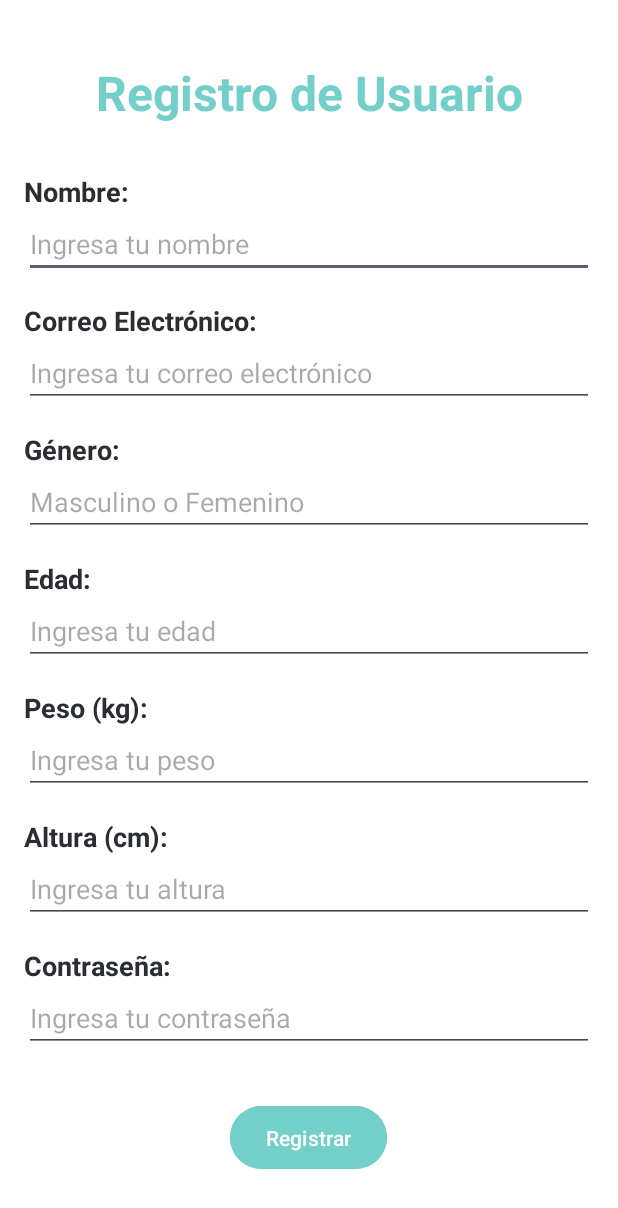
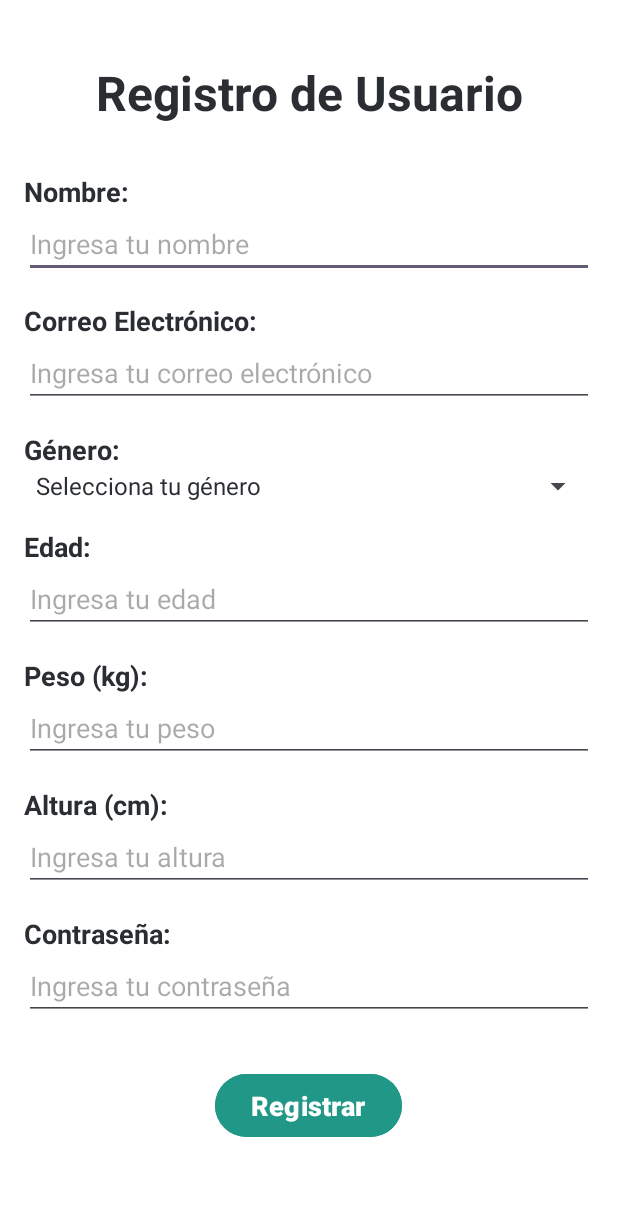
Before and after one commit to JuanJimenezIY/Tesis-Sensor_GPT-Android, an Android app: the RegistroActivity screen opened directly, with no data from a screen before it, on a phone screen of 412 x 824 dp. Shown: the top 1208 px of the screen. Run offline under Robolectric (Android 15) with nearby library versions, the light colour scheme and no system bars; our stand-ins replace Firebase (no records; nobody signed in at launch, a user with empty details on screens opened directly); libraries missing offline, so code that uses them is left out: at.favre.lib; Roboto replaces fonts that are not available here.

Commit message:
fix cambios visuales

```diff
--- a/EcuaFitTaller/app/src/main/java/com/jimenez/ecuafit/ui/activities/AguaActivity.kt
+++ b/EcuaFitTaller/app/src/main/java/com/jimenez/ecuafit/ui/activities/AguaActivity.kt
@@ -79,6 +79,10 @@ class AguaActivity : AppCompatActivity() {
 
         binding.openAI.visibility = View.INVISIBLE
         binding.generar.setOnClickListener {
+
+            if(binding.chatGPT.text!=null){
+                binding.chatGPT.text=""
+            }
             binding.openAI.visibility = View.VISIBLE
 
 
--- a/EcuaFitTaller/app/src/main/java/com/jimenez/ecuafit/ui/activities/RegistroActivity.kt
+++ b/EcuaFitTaller/app/src/main/java/com/jimenez/ecuafit/ui/activities/RegistroActivity.kt
@@ -1,9 +1,12 @@
 package com.jimenez.ecuafit.ui.activities
 
+import android.R
 import android.content.Intent
 import androidx.appcompat.app.AppCompatActivity
 import android.os.Bundle
 import android.util.Base64
+import android.widget.ArrayAdapter
+import android.widget.Toast
 import at.favre.lib.crypto.bcrypt.BCrypt
 import com.google.android.material.snackbar.Snackbar
 import com.google.firebase.firestore.FirebaseFirestore
@@ -13,34 +16,40 @@ import com.jimenez.ecuafit.ui.utilities.SessionManager
 class RegistroActivity : AppCompatActivity() {
     private lateinit var binding: ActivityRegistroBinding
     private val db = FirebaseFirestore.getInstance()
+    private val TAG = "UCE"
 
-
-    private val TAG = "UCE"
     override fun onCreate(savedInstanceState: Bundle?) {
         super.onCreate(savedInstanceState)
         binding = ActivityRegistroBinding.inflate(layoutInflater)
         setContentView(binding.root)
+
+        // Configurar spinner de género
+        val generos = listOf("Selecciona tu género", "Masculino", "Femenino")
+        val adapter = ArrayAdapter(this, R.layout.simple_spinner_item, generos)
+        adapter.setDropDownViewResource(android.R.layout.simple_spinner_dropdown_item)
+        binding.spinnerGenero.adapter = adapter
     }
 
     override fun onStart() {
         super.onStart()
 
-
         binding.buttonRegister.setOnClickListener {
-
             if (validar()) {
-                val res =
-                    db.collection("users").document(binding.editTextEmail.text.toString()).set(
+                val generoSeleccionado = binding.spinnerGenero.selectedItem.toString()
+                val res = db.collection("users")
+                    .document(binding.editTextEmail.text.toString())
+                    .set(
                         hashMapOf(
                             "altura" to binding.editTextAltura.text.toString(),
                             "correo" to binding.editTextEmail.text.toString(),
                             "edad" to binding.editTextEdad.text.toString(),
-                            "genero" to binding.editTextGenero.text.toString(),
+                            "genero" to generoSeleccionado,
                             "nombre" to binding.editTextName.text.toString(),
                             "peso" to listOf(binding.editTextPeso.text.toString()),
                             "contraseña" to SessionManager.encryptPass(binding.editTextContraseA.text.toString())
                         )
                     )
+
                 res.addOnCompleteListener {
                     if (it.isSuccessful) {
                         Snackbar.make(
@@ -49,25 +58,27 @@ class RegistroActivity : AppCompatActivity() {
                             Snackbar.LENGTH_SHORT
                         ).show()
 
+                        val i = Intent()
+                        i.putExtra("result", "Resultado Exitoso")
+                        setResult(RESULT_OK, i)
+                        finish()
+                    } else {
+                        Snackbar.make(
+                            binding.textViewEmailLabel,
+                            "Error al registrar",
+                            Snackbar.LENGTH_SHORT
+                        ).show()
                     }
-                    val i = Intent()
-                    i.putExtra("result", "Resultado Exitoso")
-                    setResult(RESULT_OK, i)
-                    finish()
                 }
             }
-
-
         }
     }
-
 
     fun validar(): Boolean {
         val campos = arrayOf(
             binding.editTextEmail,
             binding.editTextAltura,
             binding.editTextEdad,
-            binding.editTextGenero,
             binding.editTextContraseA,
             binding.editTextPeso,
             binding.editTextName
@@ -85,7 +96,12 @@ class RegistroActivity : AppCompatActivity() {
             }
         }
 
+        val genero = binding.spinnerGenero.selectedItem.toString()
+        if (genero == "Selecciona tu género") {
+            Toast.makeText(this, "Debes seleccionar un género válido", Toast.LENGTH_SHORT).show()
+            todosValidos = false
+        }
+
         return todosValidos
     }
-
 }
--- a/EcuaFitTaller/app/src/main/res/layout/activity_menu.xml
+++ b/EcuaFitTaller/app/src/main/res/layout/activity_menu.xml
@@ -20,7 +20,7 @@
         android:id="@+id/bottom_navigation"
         android:layout_width="match_parent"
 
-        android:layout_height="80dp"
+        android:layout_height="90dp"
         app:itemIconTint="@drawable/selector"
         app:itemActiveIndicatorStyle="@style/activeIndicator"
         app:itemRippleColor="@color/color_boton"
--- a/EcuaFitTaller/app/src/main/res/layout/activity_registro.xml
+++ b/EcuaFitTaller/app/src/main/res/layout/activity_registro.xml
@@ -32,7 +32,7 @@
                 android:layout_gravity="center"
                 android:layout_marginBottom="32dp"
                 android:text="Registro de Usuario"
-                android:textColor="@color/principal_color_ej" />
+                 />
 
             <TextView
                 style="@style/loginTextTitle"
@@ -76,12 +76,11 @@
                 android:textColor="@color/color_complementario"
                 android:textSize="18sp" />
 
-            <EditText
-                android:id="@+id/editTextGenero"
+            <Spinner
+                android:id="@+id/spinnerGenero"
                 android:layout_width="match_parent"
                 android:layout_height="wrap_content"
-                android:hint="Masculino o Femenino"
-                android:inputType="text" />
+                android:spinnerMode="dropdown"/>
 
             <TextView
                 style="@style/loginTextTitle"
@@ -153,12 +152,14 @@
 
             <Button
                 android:id="@+id/buttonRegister"
+                style="@style/button"
+                android:backgroundTint="@color/color_boton"
                 android:layout_width="wrap_content"
                 android:layout_height="50dp"
                 android:layout_gravity="center"
                 android:layout_marginTop="32dp"
 
-                android:backgroundTint="@color/principal_color_ej"
+
                 android:text="Registrar" />
         </LinearLayout>
 
--- a/EcuaFitTaller/app/src/main/res/values/themes.xml
+++ b/EcuaFitTaller/app/src/main/res/values/themes.xml
@@ -115,7 +115,7 @@
     </style>
 
     <style name="textoAyP" >
-        <item name="android:textSize">32sp</item>
+        <item name="android:textSize">28sp</item>
         <item name="android:gravity">center</item>
         <item name="android:textColor">@color/black</item>
     </style>
```
Also changed, not shown: EcuaFitTaller/app/src/main/java/com/jimenez/ecuafit/ui/activities/PremiumActivity.kt (+40 -26 lines), EcuaFitTaller/app/src/main/res/layout/activity_agua.xml (+11 -10 lines).
